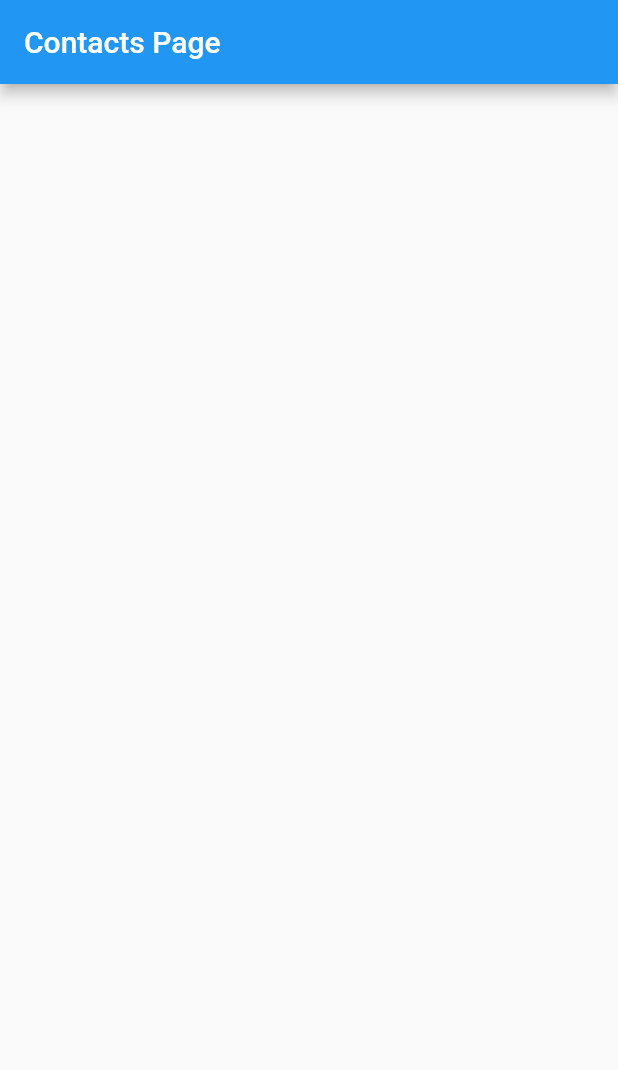
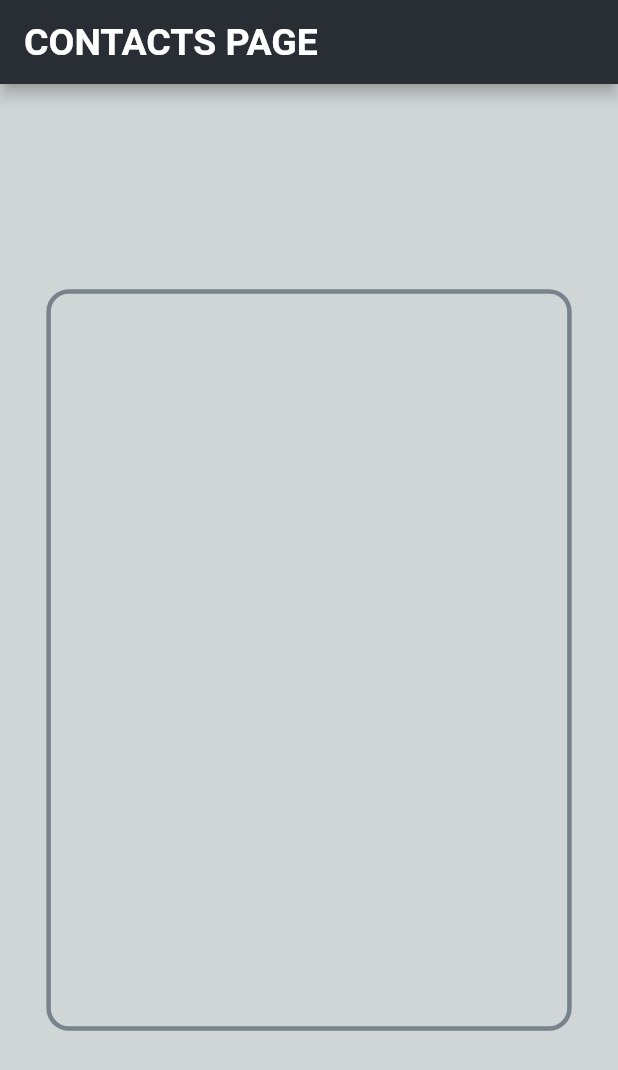
Before and after one commit to adrian1c/ADEVTechnicalAssessment, a Flutter app: the screen it shows after launch, on a phone screen of 412 x 824 dp. Shown: the top 1070 px of the screen. Run offline on Flutter 3.47's test engine with Material 2 defaults, Android fonts, the phone set to English and light mode, and no system bars; our stand-ins replace google_fonts, sqflite; accounts and stored records are empty; Roboto replaces fonts that are missing (Sen).

```diff
--- a/lib/main.dart
+++ b/lib/main.dart
@@ -1,4 +1,5 @@
 import 'package:flutter/material.dart';
+import 'package:google_fonts/google_fonts.dart';
 import 'dart:async';
 import 'package:intl/intl.dart';
 
@@ -6,8 +7,6 @@ import 'package:sqflite/sqflite.dart';
 
 import 'model/contacts.dart';
 import 'db.dart';
-
-import 'package:timeago/timeago.dart' as timeago;
 
 void main() async {
   runApp(MyApp());
@@ -29,9 +28,9 @@ class MyApp extends StatelessWidget {
         // or simply save your changes to "hot reload" in a Flutter IDE).
         // Notice that the counter didn't reset back to zero; the application
         // is not restarted.
-        primarySwatch: Colors.blue,
+        primarySwatch: Colors.blueGrey,
       ),
-      home: MyHomePage(title: 'Contacts Page'),
+      home: MyHomePage(title: 'CONTACTS PAGE'),
     );
   }
 }
@@ -66,13 +65,70 @@ class _MyHomePageState extends State<MyHomePage> {
     });
   }
 
+  String convertToAgo(String input) {
+    Duration diff = DateTime.now().difference(DateTime.parse(input));
+
+    if (diff.inDays >= 1) {
+      return '${diff.inDays} days ago';
+    } else if (diff.inHours >= 1) {
+      return '${diff.inHours} hours ago';
+    } else if (diff.inMinutes > 1) {
+      return '${diff.inMinutes} minutes ago';
+    } else {
+      return 'Just now';
+    }
+  }
+
   @override
   Widget build(BuildContext context) {
     return Scaffold(
+      backgroundColor: Color(0xFFD0D5D6),
       appBar: AppBar(
-        title: Text(widget.title),
+        title: Text(widget.title,
+            style: GoogleFonts.sen(fontWeight: FontWeight.w700, fontSize: 25)),
+        backgroundColor: Color(0xFF282E34),
       ),
-      body: Center(child: Container()),
+      body: Center(
+          child: Container(
+              width: MediaQuery.of(context).size.width * 0.85,
+              height: MediaQuery.of(context).size.height * 0.60,
+              margin: EdgeInsets.fromLTRB(30, 20, 30, 20),
+              decoration: BoxDecoration(
+                  border: Border.all(color: Color(0xFF77848B), width: 3),
+                  borderRadius: BorderRadius.circular(15)),
+              child: FutureBuilder(
+                  future: this.dbHandler.contacts(),
+                  builder:
+                      (context, AsyncSnapshot<List<Contact>> contactsData) {
+                    if (contactsData.hasData) {
+                      return ListView.builder(
+                          itemCount: contactsData.data?.length,
+                          itemBuilder: (context, int index) {
+                            return ListTile.divideTiles(
+                              title: Wrap(spacing: 5, children: <Widget>[
+                                Icon(Icons.person, size: 15),
+                                Text(
+                                  contactsData.data![index].user,
+                                  style: GoogleFonts.ruluko(fontSize: 18),
+                                )
+                              ]),
+                              subtitle: Wrap(spacing: 5, children: <Widget>[
+                                Icon(Icons.phone, size: 15),
+                                Text(
+                                  contactsData.data![index].phone,
+                                  style: GoogleFonts.ruluko(fontSize: 17),
+                                ),
+                              ]),
+                              trailing: Text(
+                                convertToAgo(contactsData.data![index].checkin),
+                                style: GoogleFonts.ruluko(fontSize: 15),
+                              ),
+                            );
+                          });
+                    } else {
+                      return Text('Loading...');
+                    }
+                  }))),
     );
   }
 }
--- a/pubspec.yaml
+++ b/pubspec.yaml
@@ -28,7 +28,6 @@ dependencies:
   share_plus: ^2.1.4
   google_fonts: ^2.1.0
   intl: ^0.17.0
-  timeago: ^3.1.0
 
 
   # The following adds the Cupertino Icons font to your application.
```
Also changed, not shown: pubspec.lock.
